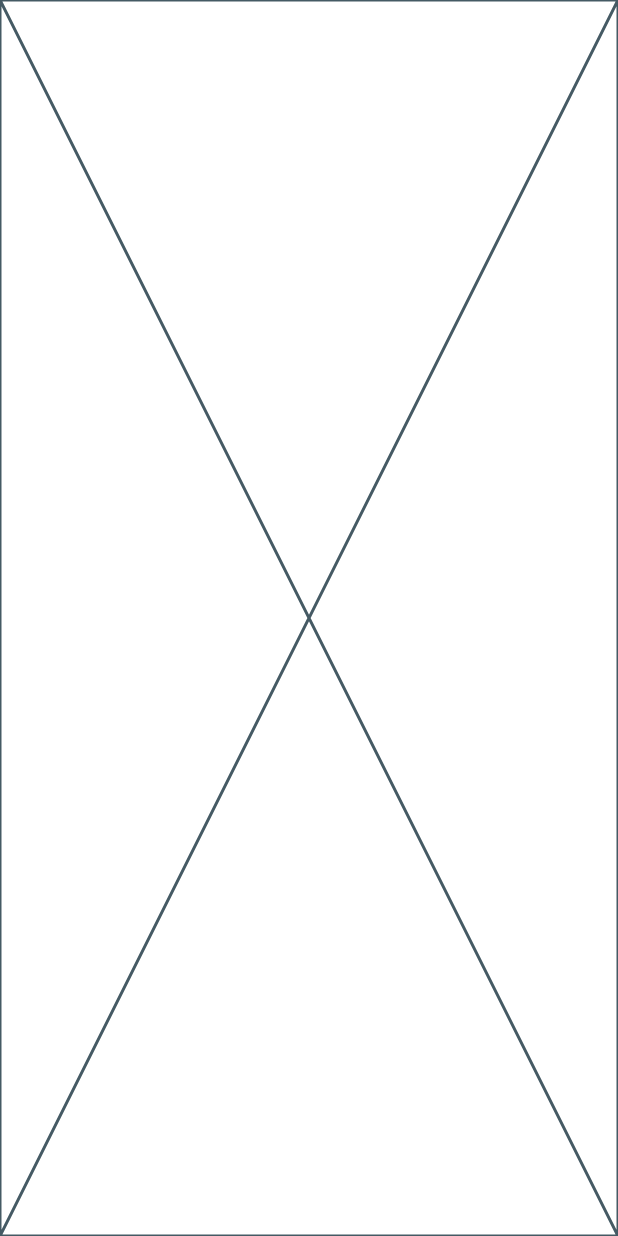
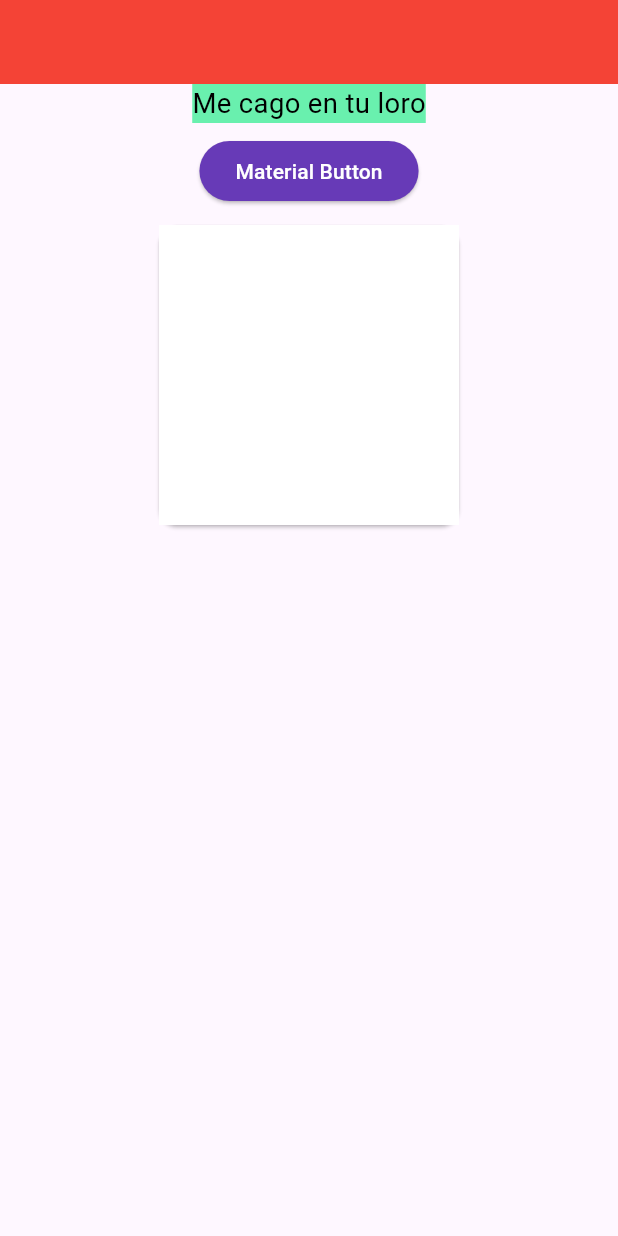
Before and after one commit to gustamor/story_teller, a Flutter app: the screen it shows after launch, on a phone screen of 412 x 824 dp. Run offline on Flutter 3.47's test engine with Material 3 defaults, Android fonts, the phone set to English and light mode, and no system bars; our stand-ins replace easy_localization, flutter_native_splash, flutter_screenutil, logger.

Commit message:
added the widget management to support multiple platforms.
Now, the system automatically detects the platform and renders the interface corresponding to iOS or Android

```diff
--- /dev/null
+++ b/lib/domain/factories/nice_button.dart
@@ -0,0 +1 @@
+abstract class NiceButton {}
--- /dev/null
+++ b/lib/domain/factories/nice_clickable_card.dart
@@ -0,0 +1 @@
+abstract class NiceClickableCard {}
--- a/lib/main.dart
+++ b/lib/main.dart
@@ -1,10 +1,19 @@
 import 'dart:io';
+
 import 'package:easy_localization/easy_localization.dart';
 import 'package:flutter/material.dart';
+import 'package:flutter/services.dart';
+import 'package:flutter_native_splash/flutter_native_splash.dart';
+import 'package:flutter_screenutil/flutter_screenutil.dart';
 import 'package:story_teller/ui/screen/assistants_screen/assistants_screen.dart';
 
 void main() async {
-  WidgetsFlutterBinding.ensureInitialized();
+  WidgetsBinding widgetsBinding =  WidgetsFlutterBinding.ensureInitialized();
+  SystemChrome.setEnabledSystemUIMode(
+    SystemUiMode.manual,
+    overlays: [SystemUiOverlay.bottom, SystemUiOverlay.top],
+  );
+  FlutterNativeSplash.preserve(widgetsBinding: widgetsBinding);
   HttpOverrides.global = MyHttpOverrides();
   await EasyLocalization.ensureInitialized();
   runApp(
@@ -14,7 +23,7 @@ void main() async {
         Locale('de'),
         Locale('fr'),
         Locale('pt'),
-        Locale('jp'),
+        Locale('it'),
         Locale('es'),
         Locale('ca'),
       ],
@@ -39,7 +48,8 @@ class AiApp extends StatelessWidget {
 
   @override
   Widget build(BuildContext context) {
-    return MaterialApp(
+    return ScreenUtilInit(
+      child: MaterialApp(
         localizationsDelegates: context.localizationDelegates,
         supportedLocales: context.supportedLocales,
         locale: context.locale,
@@ -48,7 +58,8 @@ class AiApp extends StatelessWidget {
           colorScheme: ColorScheme.fromSeed(seedColor: Colors.deepPurple),
           useMaterial3: true,
         ),
-      home: const AssistantsScreen(),
+        home:  AssistantsScreen(),
+      ),
     );
   }
 }
--- /dev/null
+++ b/lib/ui/core/factories/ui_factory.dart
@@ -0,0 +1,17 @@
+import 'dart:io' show Platform;
+
+import 'package:story_teller/domain/factories/widgets_factory.dart';
+import 'package:story_teller/ui/core/factories/android_factory_impl.dart';
+import 'package:story_teller/ui/core/factories/ios_factory_impl.dart';
+
+WidgetFactory uiFactory() {
+  late WidgetFactory factory;
+  if (Platform.isIOS) {
+    factory = IOSFactory();
+  } else if (Platform.isAndroid) {
+    factory = AndroidFactory();
+  } else {
+    factory = AndroidFactory();
+  }
+  return factory;
+}
--- /dev/null
+++ b/lib/ui/core/widgets/android/android_button.dart
@@ -0,0 +1,24 @@
+import 'package:flutter/material.dart';
+import 'package:story_teller/domain/factories/nice_button.dart';
+
+class AndroidButton extends StatelessWidget implements NiceButton {
+  final double? padding;
+  final Color? color;
+
+  const AndroidButton({super.key, this.padding, this.color});
+
+  @override
+  Widget build(BuildContext context) {
+    return Padding(
+      padding: EdgeInsets.all(padding!),
+      child: ElevatedButton(
+        style: ElevatedButton.styleFrom(
+          backgroundColor: color!, // background color
+          foregroundColor: Colors.white, // text color
+        ),
+        onPressed: () => {},
+        child: const Text("Material Button"),
+      ),
+    );
+  }
+}
--- /dev/null
+++ b/lib/ui/core/widgets/android/android_clickable_card.dart
@@ -0,0 +1,21 @@
+import 'package:flutter/material.dart';
+import 'package:story_teller/domain/factories/nice_clickable_card.dart';
+
+class AndroidClickableCard extends StatelessWidget
+    implements NiceClickableCard {
+  const AndroidClickableCard({super.key});
+
+  @override
+  Widget build(BuildContext context) {
+    return GestureDetector(
+      onTap: () {},
+      child: Card(
+        child: Container(
+          height: 200,
+          width: 200,
+          color: Colors.white,
+        ),
+      ),
+    );
+  }
+}
--- a/lib/ui/screen/assistants_screen/assistants_screen.dart
+++ b/lib/ui/screen/assistants_screen/assistants_screen.dart
@@ -1,11 +1,42 @@
-import 'package:flutter/cupertino.dart';
 import 'package:flutter/material.dart';
+import 'package:flutter_native_splash/flutter_native_splash.dart';
+import 'package:flutter_screenutil/flutter_screenutil.dart';
+import 'package:story_teller/ui/core/factories/ui_factory.dart';
 
 class AssistantsScreen extends StatelessWidget {
-  const AssistantsScreen({super.key});
+  AssistantsScreen({super.key});
+
+  static const String tag = "/assistants";
+  final ui = uiFactory();
 
   @override
   Widget build(BuildContext context) {
-    return const Placeholder();
+    FlutterNativeSplash.remove();
+    return SafeArea(
+        child: Scaffold(
+      appBar: AppBar(
+        backgroundColor: Colors.red,
+      ),
+      body: Center(
+        child: Column(
+          crossAxisAlignment: CrossAxisAlignment.center,
+          mainAxisAlignment: MainAxisAlignment.start,
+          children: [
+            Container(
+              color: Colors.greenAccent,
+              child: Text(
+                "Me cago en tu loro",
+                style: TextStyle(
+                  color: Colors.black,
+                  fontSize: 16.sp,
+                ),
+              ),
+            ),
+            ui.createButton(padding: 8.0, bgColor: Colors.deepPurple),
+            ui.createClickableCard(),
+          ],
+        ),
+      ),
+    ));
   }
 }
--- a/pubspec.yaml
+++ b/pubspec.yaml
@@ -37,4 +37,5 @@ flutter:
   generate: true
   uses-material-design: true
   assets:
+    - assets/images/
     - assets/l10n/
```
Also changed, not shown: flutter_native_splash.yaml (added, +150 -0 lines), lib/domain/factories/widgets_factory.dart (added, +7 -0 lines), lib/ui/core/factories/android_factory_impl.dart (added, +20 -0 lines), lib/ui/core/factories/ios_factory_impl.dart (added, +19 -0 lines), lib/ui/core/widgets/ios/ios_button.dart (added, +24 -0 lines), lib/ui/core/widgets/ios/ios_clickable_card.dart (added, +48 -0 lines), 13 other files. Lines whose indentation alone changed are shown as unchanged.
